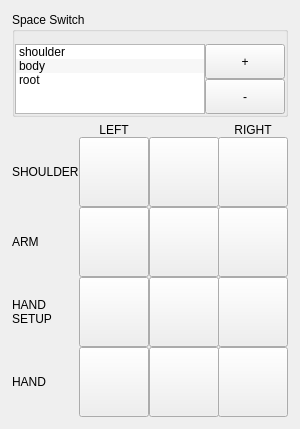
Qt form tools/ui/arm.ui (a772bNsz/Rigging-Tools) before a commit.
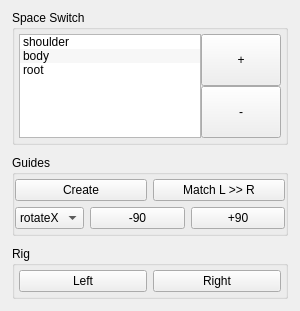
The same form after that commit.

Patch:
```diff
--- a/tools/ui/arm.ui
+++ b/tools/ui/arm.ui
@@ -7,7 +7,7 @@
     <x>0</x>
     <y>0</y>
     <width>300</width>
-    <height>415</height>
+    <height>311</height>
    </rect>
   </property>
   <property name="minimumSize">
@@ -27,13 +27,13 @@
   </property>
   <layout class="QVBoxLayout" name="verticalLayout_2">
    <property name="spacing">
-    <number>-1</number>
+    <number>10</number>
    </property>
    <property name="leftMargin">
     <number>12</number>
    </property>
    <property name="topMargin">
-    <number>12</number>
+    <number>10</number>
    </property>
    <property name="rightMargin">
     <number>12</number>
@@ -57,16 +57,16 @@
        <number>0</number>
       </property>
       <property name="leftMargin">
-       <number>0</number>
+       <number>4</number>
       </property>
       <property name="topMargin">
-       <number>12</number>
+       <number>4</number>
       </property>
       <property name="rightMargin">
-       <number>0</number>
+       <number>4</number>
       </property>
       <property name="bottomMargin">
-       <number>0</number>
+       <number>4</number>
       </property>
       <item>
        <widget class="QListWidget" name="space_switch_lsw">
@@ -151,374 +151,214 @@
     </widget>
    </item>
    <item>
-    <layout class="QGridLayout" name="gridLayout">
+    <widget class="QGroupBox" name="groupBox_4">
+     <property name="title">
+      <string>Guides</string>
+     </property>
+     <property name="flat">
+      <bool>true</bool>
+     </property>
+     <layout class="QVBoxLayout" name="verticalLayout_3">
+      <property name="spacing">
+       <number>-1</number>
+      </property>
      <property name="leftMargin">
       <number>0</number>
      </property>
      <property name="topMargin">
-      <number>0</number>
+       <number>4</number>
      </property>
      <property name="rightMargin">
       <number>0</number>
      </property>
      <property name="bottomMargin">
-      <number>0</number>
-     </property>
+       <number>4</number>
+      </property>
+      <item>
+       <layout class="QHBoxLayout" name="horizontalLayout_4">
      <property name="spacing">
+         <number>-1</number>
+        </property>
+        <property name="rightMargin">
       <number>0</number>
      </property>
-     <item row="0" column="1">
-      <widget class="QLabel" name="label">
-       <property name="text">
-        <string>LEFT</string>
-       </property>
-       <property name="alignment">
-        <set>Qt::AlignCenter</set>
-       </property>
-      </widget>
-     </item>
-     <item row="3" column="1">
-      <widget class="QPushButton" name="setup_left_btn">
+        <property name="bottomMargin">
+         <number>0</number>
+        </property>
+        <item>
+         <widget class="QPushButton" name="guides_btn">
        <property name="sizePolicy">
         <sizepolicy hsizetype="Expanding" vsizetype="Expanding">
          <horstretch>0</horstretch>
          <verstretch>0</verstretch>
         </sizepolicy>
        </property>
-       <property name="minimumSize">
-        <size>
-         <width>70</width>
-         <height>70</height>
-        </size>
-       </property>
-       <property name="maximumSize">
-        <size>
-         <width>70</width>
-         <height>70</height>
-        </size>
-       </property>
-       <property name="text">
+          <property name="toolTip">
         <string/>
        </property>
-      </widget>
-     </item>
-     <item row="4" column="3">
-      <widget class="QPushButton" name="hand_right_btn">
-       <property name="sizePolicy">
-        <sizepolicy hsizetype="Expanding" vsizetype="Expanding">
-         <horstretch>0</horstretch>
-         <verstretch>0</verstretch>
-        </sizepolicy>
-       </property>
-       <property name="minimumSize">
-        <size>
-         <width>70</width>
-         <height>70</height>
-        </size>
-       </property>
-       <property name="maximumSize">
-        <size>
-         <width>70</width>
-         <height>70</height>
-        </size>
-       </property>
        <property name="text">
-        <string/>
+           <string>Create</string>
        </property>
       </widget>
      </item>
-     <item row="4" column="2">
-      <widget class="QPushButton" name="hand_mid_btn">
+        <item>
+         <widget class="QPushButton" name="match_left_to_right_btn">
        <property name="sizePolicy">
         <sizepolicy hsizetype="Expanding" vsizetype="Expanding">
          <horstretch>0</horstretch>
          <verstretch>0</verstretch>
         </sizepolicy>
        </property>
-       <property name="minimumSize">
-        <size>
-         <width>70</width>
-         <height>70</height>
-        </size>
-       </property>
-       <property name="maximumSize">
-        <size>
-         <width>70</width>
-         <height>70</height>
-        </size>
-       </property>
-       <property name="text">
+          <property name="toolTip">
         <string/>
        </property>
-      </widget>
-     </item>
-     <item row="2" column="3">
-      <widget class="QPushButton" name="arm_right_btn">
-       <property name="sizePolicy">
-        <sizepolicy hsizetype="Expanding" vsizetype="Expanding">
-         <horstretch>0</horstretch>
-         <verstretch>0</verstretch>
-        </sizepolicy>
-       </property>
-       <property name="minimumSize">
-        <size>
-         <width>70</width>
-         <height>70</height>
-        </size>
-       </property>
-       <property name="maximumSize">
-        <size>
-         <width>70</width>
-         <height>70</height>
-        </size>
-       </property>
        <property name="text">
-        <string/>
+           <string>Match L &gt;&gt; R</string>
        </property>
       </widget>
      </item>
-     <item row="2" column="1">
-      <widget class="QPushButton" name="arm_left_btn">
-       <property name="sizePolicy">
-        <sizepolicy hsizetype="Expanding" vsizetype="Expanding">
-         <horstretch>0</horstretch>
-         <verstretch>0</verstretch>
-        </sizepolicy>
-       </property>
-       <property name="minimumSize">
-        <size>
-         <width>70</width>
-         <height>70</height>
-        </size>
-       </property>
-       <property name="maximumSize">
-        <size>
-         <width>70</width>
-         <height>70</height>
-        </size>
-       </property>
-       <property name="text">
-        <string/>
-       </property>
-      </widget>
-     </item>
-     <item row="3" column="3">
-      <widget class="QPushButton" name="setup_right_btn">
+       </layout>
+      </item>
+      <item>
+       <layout class="QHBoxLayout" name="horizontalLayout">
+        <property name="spacing">
+         <number>-1</number>
+        </property>
+        <property name="topMargin">
+         <number>0</number>
+        </property>
+        <property name="bottomMargin">
+         <number>0</number>
+        </property>
+        <item>
+         <widget class="QComboBox" name="rotate_axis_cbx">
        <property name="sizePolicy">
-        <sizepolicy hsizetype="Expanding" vsizetype="Expanding">
+           <sizepolicy hsizetype="Maximum" vsizetype="Expanding">
          <horstretch>0</horstretch>
          <verstretch>0</verstretch>
         </sizepolicy>
        </property>
-       <property name="minimumSize">
-        <size>
-         <width>70</width>
-         <height>70</height>
-        </size>
-       </property>
        <property name="maximumSize">
         <size>
-         <width>70</width>
-         <height>70</height>
-        </size>
-       </property>
+            <width>80</width>
+            <height>16777215</height>
+           </size>
+          </property>
+          <item>
        <property name="text">
-        <string/>
-       </property>
-      </widget>
-     </item>
-     <item row="0" column="3">
-      <widget class="QLabel" name="label_2">
+            <string>rotateX</string>
+           </property>
+          </item>
+          <item>
        <property name="text">
-        <string>RIGHT</string>
-       </property>
-       <property name="alignment">
-        <set>Qt::AlignCenter</set>
-       </property>
-      </widget>
-     </item>
-     <item row="2" column="2">
-      <widget class="QPushButton" name="arm_mid_btn">
-       <property name="sizePolicy">
-        <sizepolicy hsizetype="Expanding" vsizetype="Expanding">
-         <horstretch>0</horstretch>
-         <verstretch>0</verstretch>
-        </sizepolicy>
-       </property>
-       <property name="minimumSize">
-        <size>
-         <width>70</width>
-         <height>70</height>
-        </size>
-       </property>
-       <property name="maximumSize">
-        <size>
-         <width>70</width>
-         <height>70</height>
-        </size>
-       </property>
+            <string>rotateY</string>
+           </property>
+          </item>
+          <item>
        <property name="text">
-        <string/>
-       </property>
-      </widget>
-     </item>
-     <item row="4" column="1">
-      <widget class="QPushButton" name="hand_left_btn">
+            <string>rotateZ</string>
+           </property>
+          </item>
+         </widget>
+        </item>
+        <item>
+         <widget class="QPushButton" name="minus_90_btn">
        <property name="sizePolicy">
-        <sizepolicy hsizetype="Expanding" vsizetype="Expanding">
+           <sizepolicy hsizetype="Expanding" vsizetype="Fixed">
          <horstretch>0</horstretch>
          <verstretch>0</verstretch>
         </sizepolicy>
        </property>
-       <property name="minimumSize">
-        <size>
-         <width>70</width>
-         <height>70</height>
-        </size>
-       </property>
-       <property name="maximumSize">
-        <size>
-         <width>70</width>
-         <height>70</height>
-        </size>
-       </property>
        <property name="text">
-        <string/>
+           <string>-90</string>
        </property>
       </widget>
      </item>
-     <item row="3" column="2">
-      <widget class="QPushButton" name="setup_mid_btn">
+        <item>
+         <widget class="QPushButton" name="add_90_btn">
        <property name="sizePolicy">
-        <sizepolicy hsizetype="Expanding" vsizetype="Expanding">
+           <sizepolicy hsizetype="Expanding" vsizetype="Fixed">
          <horstretch>0</horstretch>
          <verstretch>0</verstretch>
         </sizepolicy>
        </property>
-       <property name="minimumSize">
-        <size>
-         <width>70</width>
-         <height>70</height>
-        </size>
-       </property>
-       <property name="maximumSize">
-        <size>
-         <width>70</width>
-         <height>70</height>
-        </size>
-       </property>
        <property name="text">
-        <string/>
+           <string>+90</string>
        </property>
       </widget>
      </item>
-     <item row="2" column="0">
-      <widget class="QLabel" name="label_3">
-       <property name="text">
-        <string>ARM</string>
-       </property>
-      </widget>
-     </item>
-     <item row="3" column="0">
-      <widget class="QLabel" name="label_4">
-       <property name="text">
-        <string>HAND SETUP</string>
-       </property>
-       <property name="wordWrap">
+       </layout>
+      </item>
+     </layout>
+    </widget>
+   </item>
+   <item>
+    <widget class="QGroupBox" name="groupBox_3">
+     <property name="title">
+      <string>Rig</string>
+     </property>
+     <property name="flat">
         <bool>true</bool>
        </property>
-      </widget>
-     </item>
-     <item row="4" column="0">
-      <widget class="QLabel" name="label_5">
-       <property name="text">
-        <string>HAND</string>
-       </property>
-      </widget>
-     </item>
-     <item row="1" column="0">
-      <widget class="QLabel" name="label_6">
-       <property name="text">
-        <string>SHOULDER</string>
-       </property>
-      </widget>
-     </item>
-     <item row="1" column="1">
-      <widget class="QPushButton" name="shoulder_left_btn">
-       <property name="sizePolicy">
-        <sizepolicy hsizetype="Expanding" vsizetype="Expanding">
-         <horstretch>0</horstretch>
-         <verstretch>0</verstretch>
-        </sizepolicy>
-       </property>
-       <property name="minimumSize">
-        <size>
-         <width>70</width>
-         <height>70</height>
-        </size>
-       </property>
-       <property name="maximumSize">
-        <size>
-         <width>70</width>
-         <height>70</height>
-        </size>
-       </property>
-       <property name="text">
-        <string/>
-       </property>
-      </widget>
-     </item>
-     <item row="1" column="2">
-      <widget class="QPushButton" name="shoulder_mid_btn">
+     <layout class="QHBoxLayout" name="horizontalLayout_2">
+      <property name="spacing">
+       <number>-1</number>
+      </property>
+      <property name="leftMargin">
+       <number>4</number>
+      </property>
+      <property name="topMargin">
+       <number>4</number>
+      </property>
+      <property name="rightMargin">
+       <number>4</number>
+      </property>
+      <property name="bottomMargin">
+       <number>4</number>
+      </property>
+      <item>
+       <widget class="QPushButton" name="rig_left_btn">
        <property name="sizePolicy">
         <sizepolicy hsizetype="Expanding" vsizetype="Expanding">
          <horstretch>0</horstretch>
          <verstretch>0</verstretch>
         </sizepolicy>
        </property>
-       <property name="minimumSize">
-        <size>
-         <width>70</width>
-         <height>70</height>
-        </size>
-       </property>
-       <property name="maximumSize">
-        <size>
-         <width>70</width>
-         <height>70</height>
-        </size>
-       </property>
+        <property name="toolTip">
+         <string/>
+        </property>
        <property name="text">
-        <string/>
-       </property>
-      </widget>
-     </item>
-     <item row="1" column="3">
-      <widget class="QPushButton" name="shoulder_right_btn">
+         <string>Left</string>
+        </property>
+        <property name="autoDefault">
+         <bool>false</bool>
+        </property>
+        <property name="default">
+         <bool>false</bool>
+        </property>
+        <property name="flat">
+         <bool>false</bool>
+        </property>
+       </widget>
+      </item>
+      <item>
+       <widget class="QPushButton" name="rig_right_btn">
        <property name="sizePolicy">
         <sizepolicy hsizetype="Expanding" vsizetype="Expanding">
          <horstretch>0</horstretch>
          <verstretch>0</verstretch>
         </sizepolicy>
        </property>
-       <property name="minimumSize">
-        <size>
-         <width>70</width>
-         <height>70</height>
-        </size>
-       </property>
-       <property name="maximumSize">
-        <size>
-         <width>70</width>
-         <height>70</height>
-        </size>
-       </property>
+        <property name="toolTip">
+         <string/>
+        </property>
        <property name="text">
-        <string/>
+         <string>Right</string>
        </property>
       </widget>
      </item>
     </layout>
+    </widget>
    </item>
   </layout>
  </widget>
```
Lines whose indentation alone changed are shown as unchanged.
